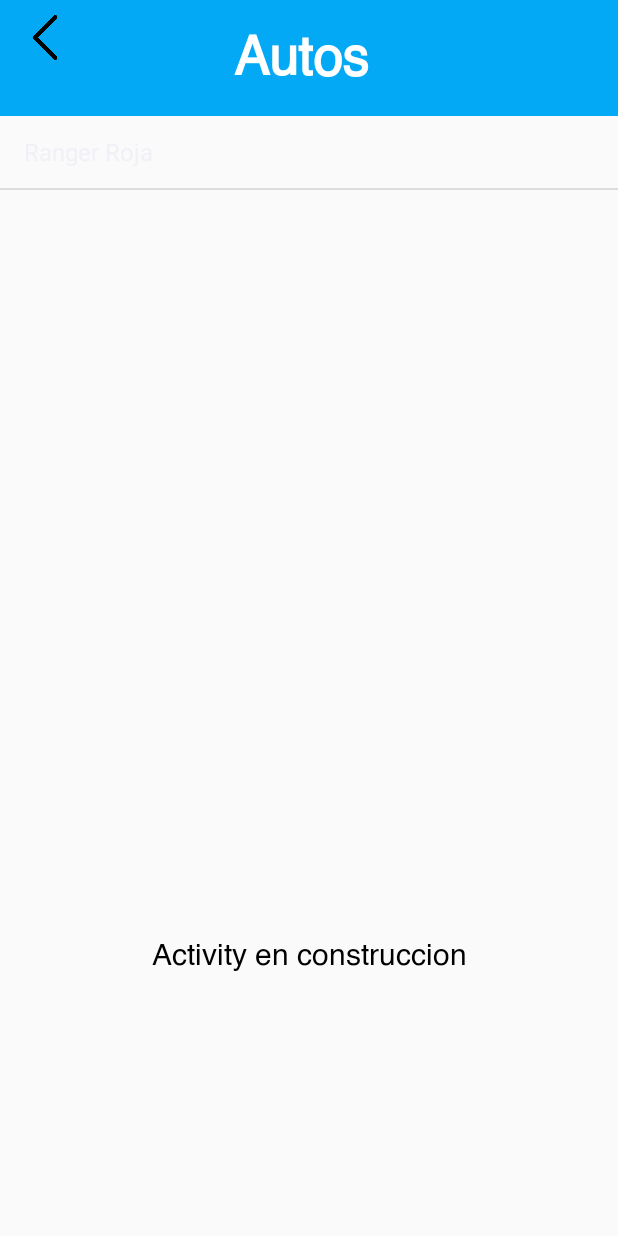
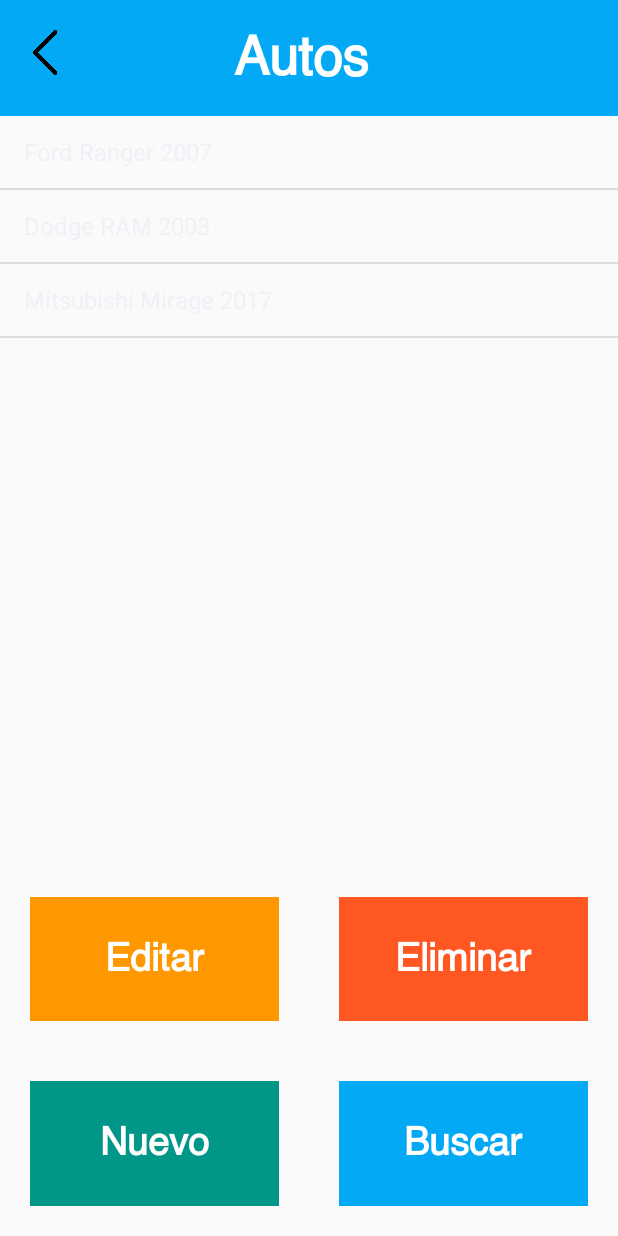
Before and after one commit to AbrahamLCodes/bitacoravehiculos, an Android app: the AutosActivity screen opened directly, with no data from a screen before it, on a phone screen of 412 x 824 dp. Run offline under Robolectric (Android 15) with nearby library versions, the phone set to English and light mode, and no system bars.

Commit message:
Comportamiento gráfico de la Activity Autos terminado

```diff
--- a/app/src/main/java/swtizona/androidapps/bpv/Activities/AutosActivity.java
+++ b/app/src/main/java/swtizona/androidapps/bpv/Activities/AutosActivity.java
@@ -1,39 +1,37 @@
 package swtizona.androidapps.bpv.Activities;
 
+import androidx.annotation.NonNull;
+import androidx.annotation.Nullable;
 import androidx.appcompat.app.AppCompatActivity;
 
+import android.content.Context;
 import android.os.Bundle;
+import android.util.AttributeSet;
 import android.view.View;
 import android.widget.AdapterView;
 import android.widget.ArrayAdapter;
 import android.widget.ImageView;
 import android.widget.ListView;
+import android.widget.TextView;
 import android.widget.Toast;
 
+import swtizona.androidapps.bpv.Fragments.ActionFragments.FragmentNew;
 import swtizona.androidapps.bpv.R;
 
 public class AutosActivity extends AppCompatActivity implements
         View.OnClickListener
         , AdapterView.OnItemClickListener {
 
-    private String [] autos = {"Ranger Roja"};
+    private String[] autos = {"Ford Ranger 2007", "Dodge RAM 2003", "Mitsubishi Mirage 2017"};
     private ListView listAutos;
     private ImageView backButton;
+    private TextView nuevo, buscar, editar, eliminar;
 
     @Override
     protected void onCreate(Bundle savedInstanceState) {
         super.onCreate(savedInstanceState);
         setContentView(R.layout.activity_autos);
-
-        backButton = findViewById(R.id.autosBack);
-        listAutos = findViewById(R.id.listAutos);
-        listAutos.setAdapter(new ArrayAdapter<>(
-                getApplicationContext()
-                , android.R.layout.simple_list_item_1
-                , autos));
-
-        backButton.setOnClickListener(this);
-        listAutos.setOnItemClickListener(this);
+        initComponents();
     }
 
     @Override
@@ -45,15 +43,55 @@ public class AutosActivity extends AppCompatActivity implements
     @Override
     public void onClick(View v) {
 
-        switch (v.getId()){
+        switch (v.getId()) {
             case R.id.autosBack:
                 onBackPressed();
+                break;
+            case R.id.autoNuevo:
+                openDialogFragment();
+                break;
+            case R.id.autoBuscar:
+                Toast.makeText(this, "Accion en construccion", Toast.LENGTH_SHORT).show();
+                break;
+            case R.id.autoEditar:
+                Toast.makeText(this, "Accion en construccion", Toast.LENGTH_SHORT).show();
+                break;
+            case R.id.autoEliminar:
+                Toast.makeText(this, "Accion en construccion", Toast.LENGTH_SHORT).show();
                 break;
         }
     }
 
     @Override
     public void onItemClick(AdapterView<?> parent, View view, int position, long id) {
-        Toast.makeText(this, ""+autos[position], Toast.LENGTH_SHORT).show();
+        Toast.makeText(this, "" + autos[position], Toast.LENGTH_SHORT).show();
+    }
+
+    private void initComponents() {
+        backButton = findViewById(R.id.autosBack);
+
+        listAutos = findViewById(R.id.listAutos);
+        listAutos.setAdapter(new ArrayAdapter<>(
+                getApplicationContext()
+                , android.R.layout.simple_list_item_1
+                , autos));
+
+        backButton.setOnClickListener(this);
+        listAutos.setOnItemClickListener(this);
+
+        nuevo = findViewById(R.id.autoNuevo);
+        buscar = findViewById(R.id.autoBuscar);
+        editar = findViewById(R.id.autoEditar);
+        eliminar = findViewById(R.id.autoEliminar);
+
+        nuevo.setOnClickListener(this);
+        buscar.setOnClickListener(this);
+        editar.setOnClickListener(this);
+        eliminar.setOnClickListener(this);
+    }
+
+    private void openDialogFragment() {
+        FragmentNew fragmentNew = new FragmentNew();
+        fragmentNew.show(getSupportFragmentManager(), "Registrar auto");
     }
 }
--- a/app/src/main/res/layout/activity_autos.xml
+++ b/app/src/main/res/layout/activity_autos.xml
@@ -5,74 +5,136 @@
     android:layout_width="match_parent"
     android:layout_height="match_parent"
     android:orientation="vertical"
-    tools:context="swtizona.androidapps.bpv.Activities.AutosActivity">
+    tools:context="swtizona.androidapps.bpv.Activities.AutosActivity"
+    >
 
     <LinearLayout
         android:layout_width="match_parent"
         android:layout_height="wrap_content"
-        android:orientation="horizontal"
-        android:background="#03A9F4">
+        android:background="#03A9F4"
+        android:orientation="horizontal">
 
         <ImageView
             android:id="@+id/autosBack"
             android:layout_width="50dp"
             android:layout_height="50dp"
-            android:src="@drawable/back"
-            android:paddingBottom="10dp"
+            android:layout_marginTop="10dp"
             android:paddingLeft="10dp"
             android:paddingTop="10dp"
-            />
+            android:paddingBottom="10dp"
+            android:src="@drawable/back" />
 
         <TextView
             android:id="@+id/textView"
             android:layout_width="match_parent"
             android:layout_height="wrap_content"
-            android:text="Autos"
-            android:gravity="center"
-            android:textSize="35sp"
-            android:textColor="#FFFFFF"
+            android:layout_marginLeft="10dp"
             android:layout_marginTop="10dp"
-            android:layout_marginLeft="10dp"
             android:layout_marginRight="10dp"
             android:layout_marginBottom="10dp"
+            android:fontFamily="@font/helvetica"
+            android:gravity="center"
             android:paddingRight="60dp"
-            android:textStyle="bold"
-            android:fontFamily="@font/helvetica"
-            />
+            android:text="Autos"
+            android:textColor="#FFFFFF"
+            android:textSize="35sp"
+            android:textStyle="bold" />
 
     </LinearLayout>
-
-
 
 
     <LinearLayout
         android:layout_width="match_parent"
         android:layout_height="match_parent"
         android:orientation="vertical">
+
         <ListView
             android:id="@+id/listAutos"
             android:layout_width="match_parent"
             android:layout_height="0dp"
-            android:layout_weight="2" />
+            android:layout_weight="2"
+            />
 
         <LinearLayout
             android:id="@+id/bottomLayout"
             android:layout_width="match_parent"
             android:layout_height="0dp"
-            android:layout_weight="2"
+            android:layout_marginTop="10dp"
+            android:layout_weight="1"
             android:orientation="vertical">
 
-            <TextView
+            <LinearLayout
                 android:layout_width="match_parent"
-                android:layout_height="match_parent"
-                android:text="Activity en construccion"
-                android:gravity="center"
-                android:textSize="20sp"
-                android:textColor="#000"
-                android:fontFamily="@font/helvetica"/>
+                android:layout_height="0dp"
+                android:layout_weight="2"
+                android:orientation="horizontal">
+
+                <TextView
+                    android:id="@+id/autoEditar"
+                    android:layout_width="0dp"
+                    android:layout_height="match_parent"
+                    android:layout_margin="20dp"
+                    android:layout_weight="1"
+                    android:background="#FF9800"
+                    android:fontFamily="@font/helvetica"
+                    android:gravity="center"
+                    android:text="Editar"
+                    android:textColor="#fff"
+                    android:textSize="25sp"
+                    android:textStyle="bold" />
+
+                <TextView
+                    android:id="@+id/autoEliminar"
+                    android:layout_width="0dp"
+                    android:layout_height="match_parent"
+                    android:layout_margin="20dp"
+                    android:layout_weight="1"
+                    android:background="#FF5722"
+                    android:fontFamily="@font/helvetica"
+                    android:gravity="center"
+                    android:text="Eliminar"
+                    android:textColor="#fff"
+                    android:textSize="25sp"
+                    android:textStyle="bold" />
+
+            </LinearLayout>
+
+            <LinearLayout
+                android:layout_width="match_parent"
+                android:layout_height="0dp"
+                android:layout_weight="2"
+                android:orientation="horizontal">
+
+                <TextView
+                    android:id="@+id/autoNuevo"
+                    android:layout_width="0dp"
+                    android:layout_height="match_parent"
+                    android:layout_margin="20dp"
+                    android:layout_weight="1"
+                    android:background="#009688"
+                    android:fontFamily="@font/helvetica"
+                    android:gravity="center"
+                    android:text="Nuevo"
+                    android:textColor="#fff"
+                    android:textSize="25sp"
+                    android:textStyle="bold" />
+
+                <TextView
+                    android:id="@+id/autoBuscar"
+                    android:layout_width="0dp"
+                    android:layout_height="match_parent"
+                    android:layout_margin="20dp"
+                    android:layout_weight="1"
+                    android:background="#03A9F4"
+                    android:fontFamily="@font/helvetica"
+                    android:gravity="center"
+                    android:text="Buscar"
+                    android:textColor="#fff"
+                    android:textSize="25sp"
+                    android:textStyle="bold" />
+
+            </LinearLayout>
 
         </LinearLayout>
     </LinearLayout>
-
-
 </LinearLayout>
--- a/app/src/main/res/values/styles.xml
+++ b/app/src/main/res/values/styles.xml
@@ -3,7 +3,7 @@
     <style name="AppTheme" parent="Theme.AppCompat.Light.NoActionBar">
         <!-- Customize your theme here. -->
         <item name="colorPrimary">@color/colorPrimary</item>
-        <item name="colorPrimaryDark">#03A9F4</item>
+        <item name="colorPrimaryDark">#FF4F5360</item>
         <item name="colorAccent">@color/colorAccent</item>
     </style>
 
```
Also changed, not shown: app/src/main/java/swtizona/androidapps/bpv/Fragments/ActionFragments/FragmentNew.java (added, +68 -0 lines), app/src/main/java/swtizona/androidapps/bpv/Fragments/RegistrosFragment.java (+4 -5 lines), app/src/main/res/layout/auto_dialog_shape.xml (added, +18 -0 lines), app/src/main/res/layout/input_shape.xml (added, +12 -0 lines), app/src/main/res/layout/new_auto_fragment.xml (added, +144 -0 lines).
